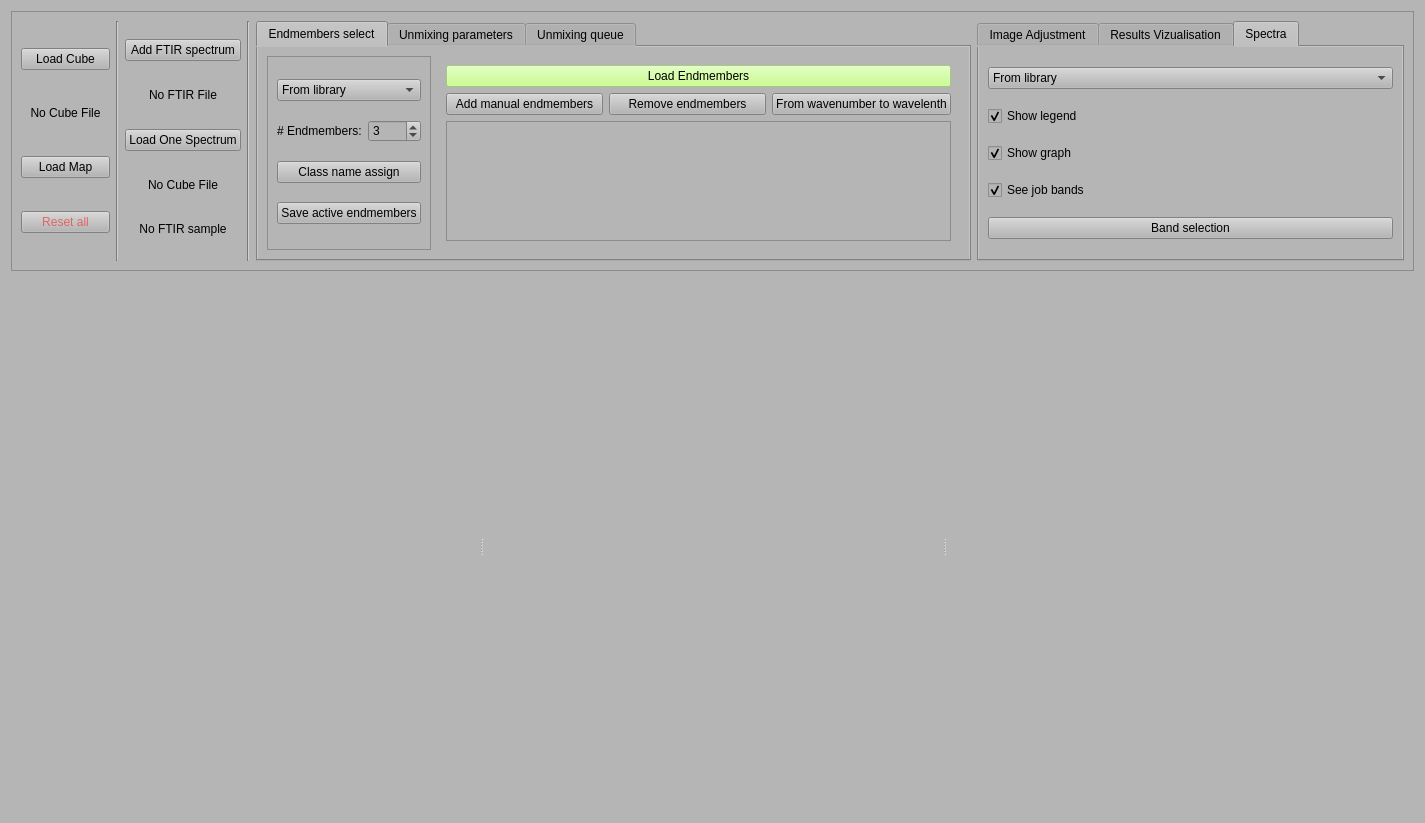
Old version of the form unmixing/unmixing_window.ui in the repository Llanik/Hypertool.
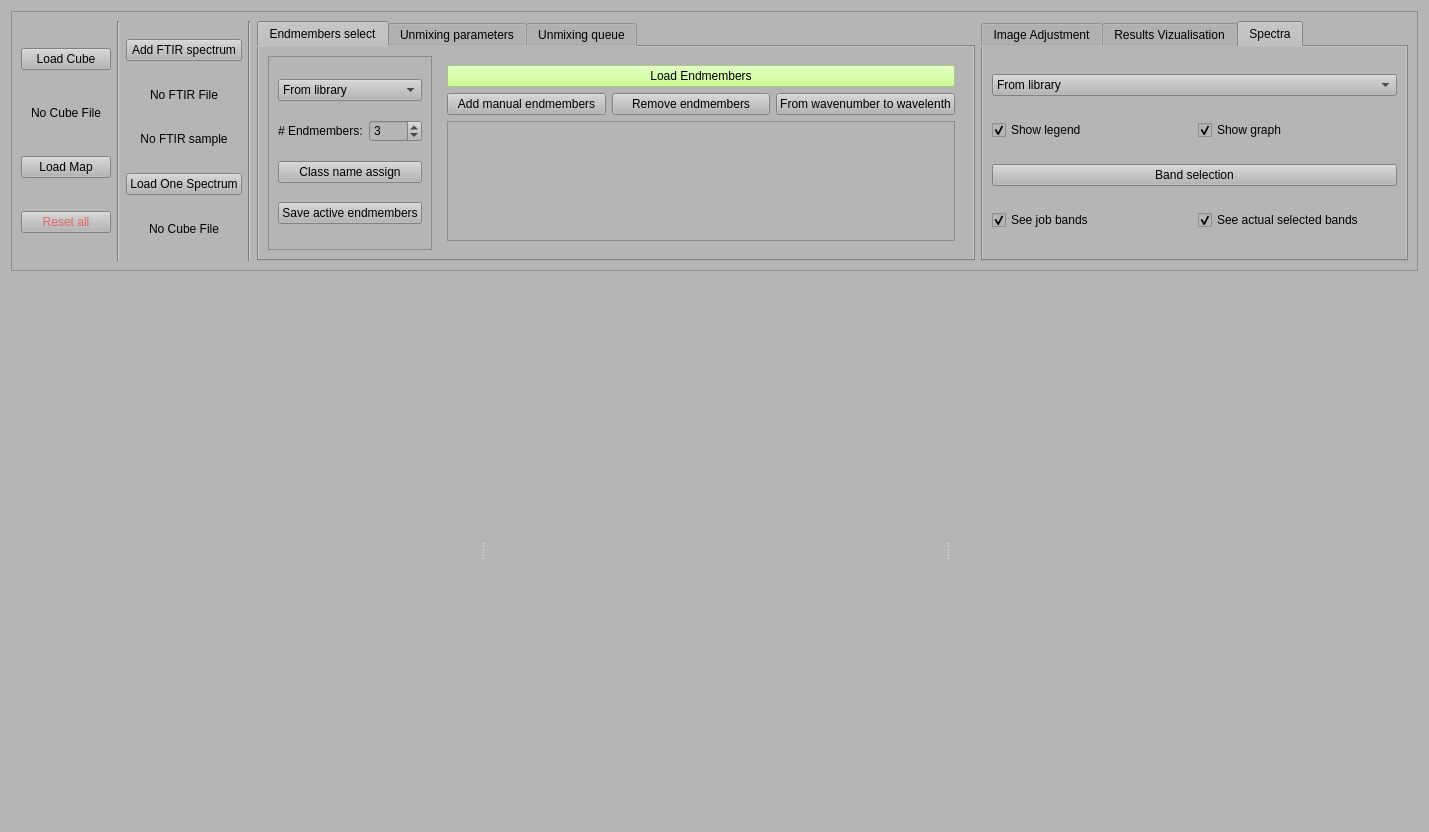
New version of the form. The open tabs and pages were chosen to show the change.

Commit message: [UNMIX] : - small changes in ui - added save pixel abudances map on write clic

Patch:
```diff
--- a/unmixing/unmixing_window.ui
+++ b/unmixing/unmixing_window.ui
@@ -6,8 +6,8 @@
    <rect>
     <x>0</x>
     <y>0</y>
-    <width>1425</width>
-    <height>823</height>
+    <width>1429</width>
+    <height>832</height>
    </rect>
   </property>
   <property name="sizePolicy">
@@ -117,6 +117,22 @@
           </property>
          </widget>
         </item>
+        <item>
+         <widget class="QLabel" name="label_ftir_sample">
+          <property name="maximumSize">
+           <size>
+            <width>16777215</width>
+            <height>20</height>
+           </size>
+          </property>
+          <property name="text">
+           <string>No FTIR sample</string>
+          </property>
+          <property name="alignment">
+           <set>Qt::AlignCenter</set>
+          </property>
+         </widget>
+        </item>
         <item>
          <widget class="QPushButton" name="pushButton_load_one_spectrum">
           <property name="text">
@@ -140,22 +156,6 @@
           </property>
          </widget>
         </item>
-        <item>
-         <widget class="QLabel" name="label_ftir_sample">
-          <property name="maximumSize">
-           <size>
-            <width>16777215</width>
-            <height>20</height>
-           </size>
-          </property>
-          <property name="text">
-           <string>No FTIR sample</string>
-          </property>
-          <property name="alignment">
-           <set>Qt::AlignCenter</set>
-          </property>
-         </widget>
-        </item>
        </layout>
       </item>
       <item>
@@ -314,8 +314,8 @@
                   <rect>
                    <x>0</x>
                    <y>0</y>
-                   <width>20</width>
-                   <height>20</height>
+                   <width>590</width>
+                   <height>113</height>
                   </rect>
                  </property>
                  <layout class="QVBoxLayout" name="verticalLayout_2">
@@ -1446,8 +1446,18 @@
          <attribute name="title">
           <string>Spectra</string>
          </attribute>
-         <layout class="QVBoxLayout" name="verticalLayout_5">
-          <item>
+         <layout class="QGridLayout" name="gridLayout">
+          <item row="1" column="0">
+           <widget class="QCheckBox" name="checkBox_showLegend">
+            <property name="text">
+             <string>Show legend</string>
+            </property>
+            <property name="checked">
+             <bool>true</bool>
+            </property>
+           </widget>
+          </item>
+          <item row="0" column="0" colspan="2">
            <widget class="QComboBox" name="comboBox_endmembers_spectra">
             <property name="toolTip">
              <string>Choose between supervised segmentation (need selection first) or Unsupervised (Clusterisation)</string>
@@ -1469,37 +1479,7 @@
             </item>
            </widget>
           </item>
-          <item>
-           <widget class="QCheckBox" name="checkBox_showLegend">
-            <property name="text">
-             <string>Show legend</string>
-            </property>
-            <property name="checked">
-             <bool>true</bool>
-            </property>
-           </widget>
-          </item>
-          <item>
-           <widget class="QCheckBox" name="checkBox_showGraph">
-            <property name="text">
-             <string>Show graph</string>
-            </property>
-            <property name="checked">
-             <bool>true</bool>
-            </property>
-           </widget>
-          </item>
-          <item>
-           <widget class="QCheckBox" name="checkBox_see_job_bands">
-            <property name="text">
-             <string>See job bands</string>
-            </property>
-            <property name="checked">
-             <bool>true</bool>
-            </property>
-           </widget>
-          </item>
-          <item>
+          <item row="3" column="0" colspan="2">
            <widget class="QPushButton" name="pushButton_band_selection">
             <property name="toolTip">
              <string>If you want to perform segmentation only using some bands of the whole spectrum.</string>
@@ -1512,6 +1492,36 @@
             </property>
            </widget>
           </item>
+          <item row="4" column="0">
+           <widget class="QCheckBox" name="checkBox_see_job_bands">
+            <property name="text">
+             <string>See job bands</string>
+            </property>
+            <property name="checked">
+             <bool>true</bool>
+            </property>
+           </widget>
+          </item>
+          <item row="1" column="1">
+           <widget class="QCheckBox" name="checkBox_showGraph">
+            <property name="text">
+             <string>Show graph</string>
+            </property>
+            <property name="checked">
+             <bool>true</bool>
+            </property>
+           </widget>
+          </item>
+          <item row="4" column="1">
+           <widget class="QCheckBox" name="checkBox_see_actual_bands">
+            <property name="text">
+             <string>See actual selected bands</string>
+            </property>
+            <property name="checked">
+             <bool>true</bool>
+            </property>
+           </widget>
+          </item>
          </layout>
         </widget>
        </widget>
```
Left out of the diff: 4 changed lines with no effect on the pictures. The commit also changes 4 other files.
